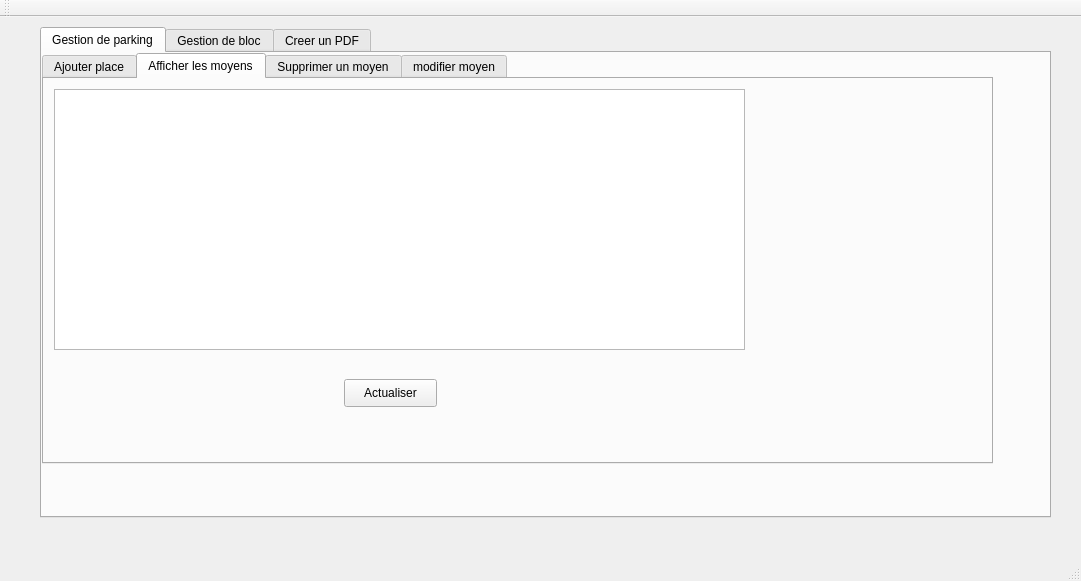
Above: Hazem_project/mainwindow.ui from hsan256/Gestion_SuperMarket before the change. Below: the same form after it.
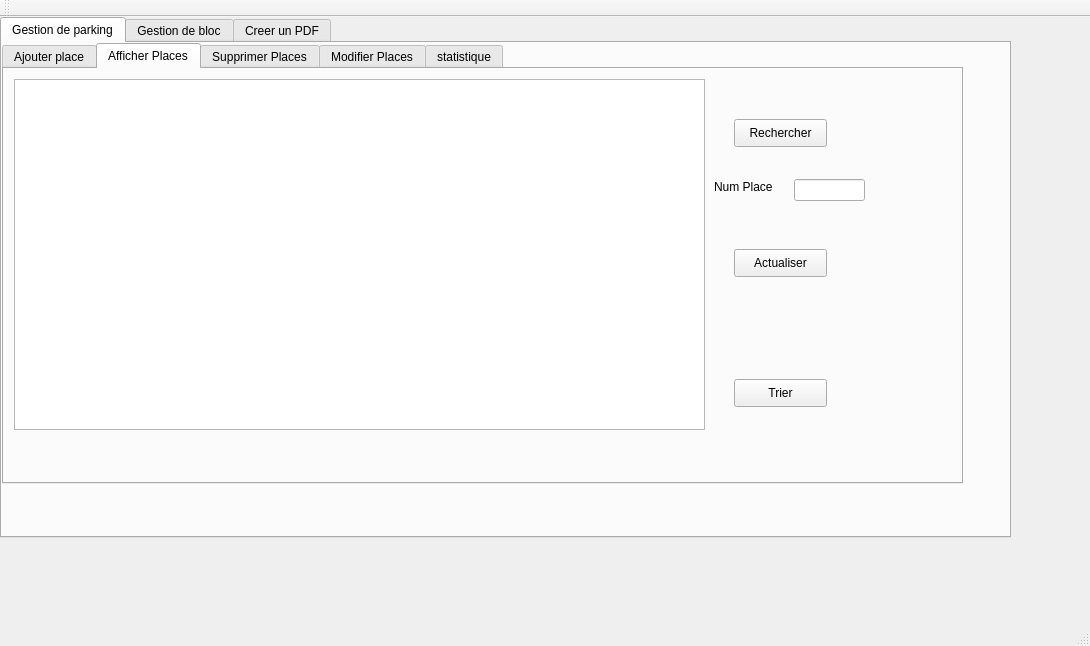
That is the form after the change. The open tabs and pages were chosen to show the change. Icons and pictures are not drawn.

Diff of the .ui file:
```diff
--- a/Hazem_project/mainwindow.ui
+++ b/Hazem_project/mainwindow.ui
@@ -6,8 +6,8 @@
    <rect>
     <x>0</x>
     <y>0</y>
-    <width>1081</width>
-    <height>581</height>
+    <width>1090</width>
+    <height>646</height>
    </rect>
   </property>
   <property name="windowTitle">
@@ -2083,10 +2083,10 @@
    <widget class="QTabWidget" name="tabWidget_2">
     <property name="geometry">
      <rect>
-      <x>40</x>
-      <y>10</y>
+      <x>0</x>
+      <y>0</y>
       <width>1011</width>
-      <height>491</height>
+      <height>521</height>
      </rect>
     </property>
     <property name="styleSheet">
@@ -2104,8 +2104,8 @@
        <rect>
         <x>0</x>
         <y>0</y>
-        <width>951</width>
-        <height>411</height>
+        <width>961</width>
+        <height>441</height>
        </rect>
       </property>
       <property name="styleSheet">
@@ -2180,7 +2180,7 @@
       </widget>
       <widget class="QWidget" name="widget">
        <attribute name="title">
-        <string>Afficher les moyens</string>
+        <string>Afficher Places</string>
        </attribute>
        <widget class="QTableView" name="tabparking">
         <property name="geometry">
@@ -2188,15 +2188,15 @@
           <x>10</x>
           <y>10</y>
           <width>691</width>
-          <height>261</height>
+          <height>351</height>
          </rect>
         </property>
        </widget>
        <widget class="QPushButton" name="pushButton_actualiser">
         <property name="geometry">
          <rect>
-          <x>300</x>
-          <y>300</y>
+          <x>730</x>
+          <y>180</y>
           <width>93</width>
           <height>28</height>
          </rect>
@@ -2205,10 +2205,59 @@
          <string>Actualiser</string>
         </property>
        </widget>
+       <widget class="QPushButton" name="pushtrier">
+        <property name="geometry">
+         <rect>
+          <x>730</x>
+          <y>310</y>
+          <width>93</width>
+          <height>28</height>
+         </rect>
+        </property>
+        <property name="text">
+         <string>Trier</string>
+        </property>
+       </widget>
+       <widget class="QPushButton" name="pushButton_rechercher">
+        <property name="geometry">
+         <rect>
+          <x>730</x>
+          <y>50</y>
+          <width>93</width>
+          <height>28</height>
+         </rect>
+        </property>
+        <property name="text">
+         <string>Rechercher</string>
+        </property>
+       </widget>
+       <widget class="QLineEdit" name="lineEdit_R">
+        <property name="geometry">
+         <rect>
+          <x>790</x>
+          <y>110</y>
+          <width>71</width>
+          <height>22</height>
+         </rect>
+        </property>
+       </widget>
+       <widget class="QLabel" name="label_15">
+        <property name="geometry">
+         <rect>
+          <x>710</x>
+          <y>110</y>
+          <width>71</width>
+          <height>16</height>
+         </rect>
+        </property>
+        <property name="text">
+         <string>Num Place</string>
+        </property>
+       </widget>
       </widget>
       <widget class="QWidget" name="tab_3">
        <attribute name="title">
-        <string>Supprimer un moyen</string>
+        <string>Supprimer Places</string>
        </attribute>
        <widget class="QLineEdit" name="lineEdit_Num">
         <property name="geometry">
@@ -2249,7 +2298,7 @@
       </widget>
       <widget class="QWidget" name="tab_8">
        <attribute name="title">
-        <string>modifier moyen</string>
+        <string>Modifier Places</string>
        </attribute>
        <widget class="QLabel" name="label_5">
         <property name="geometry">
@@ -2310,6 +2359,31 @@
          </rect>
         </property>
        </widget>
+       <widget class="QComboBox" name="comboBox_etat_m_p">
+        <property name="geometry">
+         <rect>
+          <x>180</x>
+          <y>40</y>
+          <width>101</width>
+          <height>26</height>
+         </rect>
+        </property>
+       </widget>
+      </widget>
+      <widget class="QWidget" name="tab_11">
+       <attribute name="title">
+        <string>statistique</string>
+       </attribute>
+       <widget class="QWidget" name="Stat" native="true">
+        <property name="geometry">
+         <rect>
+          <x>190</x>
+          <y>30</y>
+          <width>621</width>
+          <height>351</height>
+         </rect>
+        </property>
+       </widget>
       </widget>
      </widget>
     </widget>
```
Left out of the diff: 113 changed lines with no effect on the pictures.
